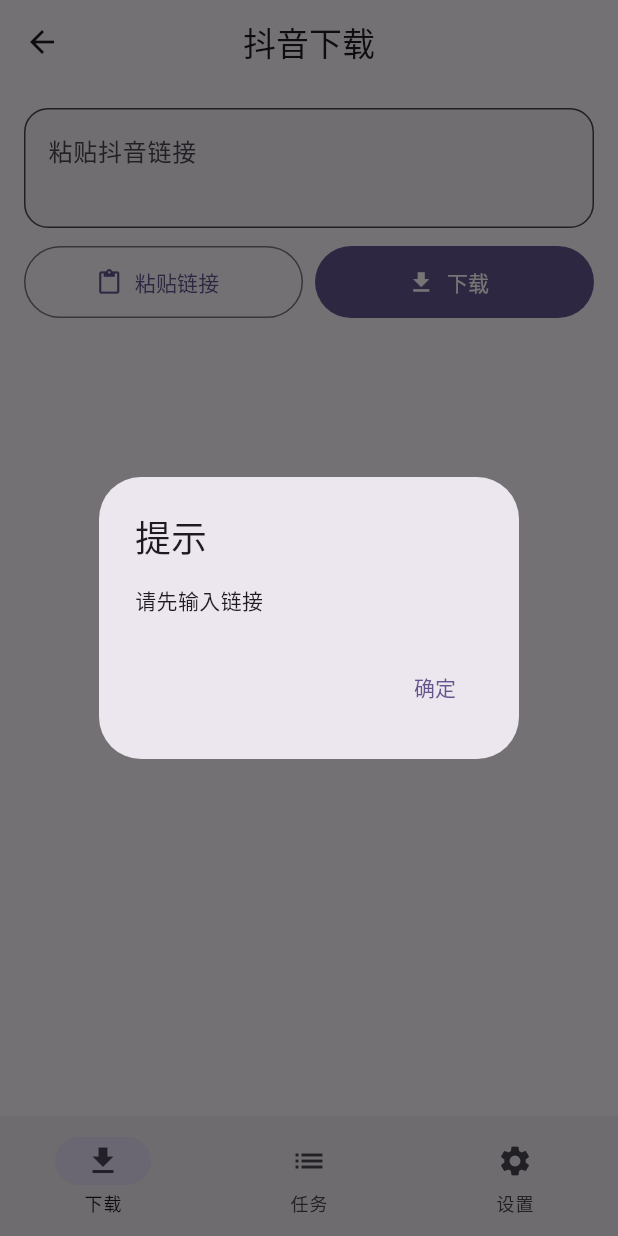
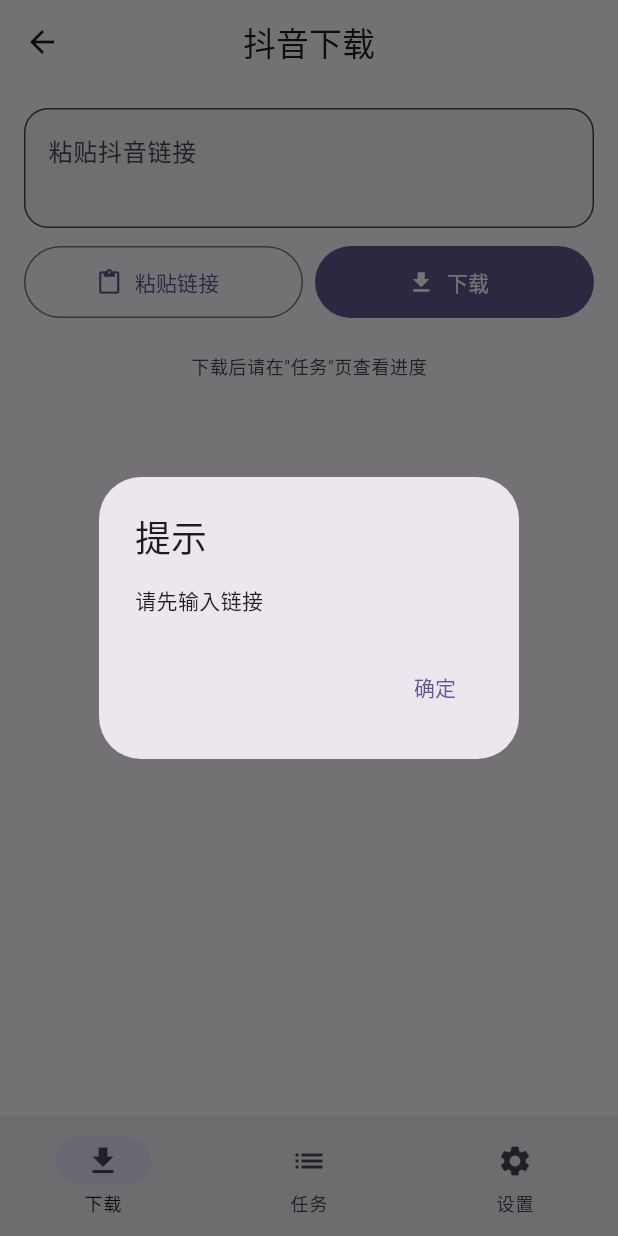
Before and after one commit to naipingzai/flutter_download_manager, a Flutter app: the screen it shows after launch, after a tap on "抖音", after a tap on "下载", on a phone screen of 412 x 824 dp. Run offline on Flutter 3.47's test engine with Material 3 defaults, Android fonts, the phone set to English and light mode, and no system bars; our stand-ins replace shared_preferences; missing offline and left inert: gal.

Commit message:
fix: 修复下载页转圈/重复任务/状态同步/Windows超时
- download_screen: 点击下载后不转圈，只显示SnackBar，任务进度在任务页查看
- bridge_base: 去重逻辑增加downloading状态检查，防止重复任务
- bridge_base: 下载完成后检查任务状态，暂停时不覆盖
- native_download_service: httpGet添加30秒超时，修复Windows卡住

```diff
--- a/lib/ui/screens/download_screen.dart
+++ b/lib/ui/screens/download_screen.dart
@@ -26,7 +26,6 @@
 
 class _DownloadScreenState extends State<DownloadScreen> {
   final TextEditingController _linkController = TextEditingController();
-  bool _isDownloading = false;
 
   @override
   void initState() {
@@ -92,7 +91,12 @@
       return;
     }
     await _syncCookie();
-    setState(() => _isDownloading = true);
+
+    // 只显示 SnackBar，不转圈，下载在后台进行
+    if (!mounted) return;
+    ScaffoldMessenger.of(context).showSnackBar(
+      const SnackBar(content: Text('下载已开始，请在任务列表查看进度')),
+    );
 
     try {
       final appDir = await getApplicationDocumentsDirectory();
@@ -110,13 +114,11 @@
       if (!mounted) return;
       if (result['success'] == true) {
         final path = result['path']?.toString() ?? '';
-        final albumName =
-            widget.platformId == 'xhs' ? '小红书下载' : '抖音下载';
+        final albumName = widget.platformId == 'xhs' ? '小红书下载' : '抖音下载';
 
         await GalleryService.instance.requestPermission();
         if (path.isNotEmpty) {
-          await GalleryService.instance
-              .saveToGallery(path, album: albumName);
+          await GalleryService.instance.saveToGallery(path, album: albumName);
         } else {
           final dir = Directory(savePath);
           if (await dir.exists()) {
@@ -130,12 +132,13 @@
         }
         _showDialog('下载成功', '${result['title'] ?? ''}\n已保存到相册');
       } else {
-        _showDialog('下载失败', result['message']?.toString() ?? '未知错误');
+        final msg = result['message']?.toString() ?? '未知错误';
+        if (msg != '已下载过' && msg != '该链接正在下载中') {
+          _showDialog('下载失败', msg);
+        }
       }
     } catch (e) {
       _showDialog('下载失败', '$e');
-    } finally {
-      if (mounted) setState(() => _isDownloading = false);
     }
   }
 
@@ -192,37 +195,23 @@
                   child: SizedBox(
                     height: 48,
                     child: FilledButton.icon(
-                      onPressed: _isDownloading ? null : _download,
-                      icon: _isDownloading
-                          ? const SizedBox(
-                              width: 18,
-                              height: 18,
-                              child: CircularProgressIndicator(
-                                strokeWidth: 2,
-                                color: Colors.white,
-                              ),
-                            )
-                          : const Icon(Icons.download),
-                      label: Text(_isDownloading ? '下载中...' : '下载'),
+                      onPressed: _download,
+                      icon: const Icon(Icons.download),
+                      label: const Text('下载'),
                     ),
                   ),
                 ),
               ],
             ),
             const SizedBox(height: 24),
-            if (_isDownloading)
-              const Center(
-                child: Padding(
-                  padding: EdgeInsets.all(16),
-                  child: Column(
-                    children: [
-                      CircularProgressIndicator(),
-                      SizedBox(height: 8),
-                      Text('正在解析链接并下载...'),
-                    ],
-                  ),
-                ),
+            Center(
+              child: Text(
+                '下载后请在"任务"页查看进度',
+                style: Theme.of(context).textTheme.bodySmall?.copyWith(
+                      color: Theme.of(context).colorScheme.onSurfaceVariant,
+                    ),
               ),
+            ),
           ],
         ),
       ),
```
Also changed, not shown: lib/platform/bridge_base.dart (+12 -8 lines), lib/service/native_download_service.dart (+14 -7 lines).
